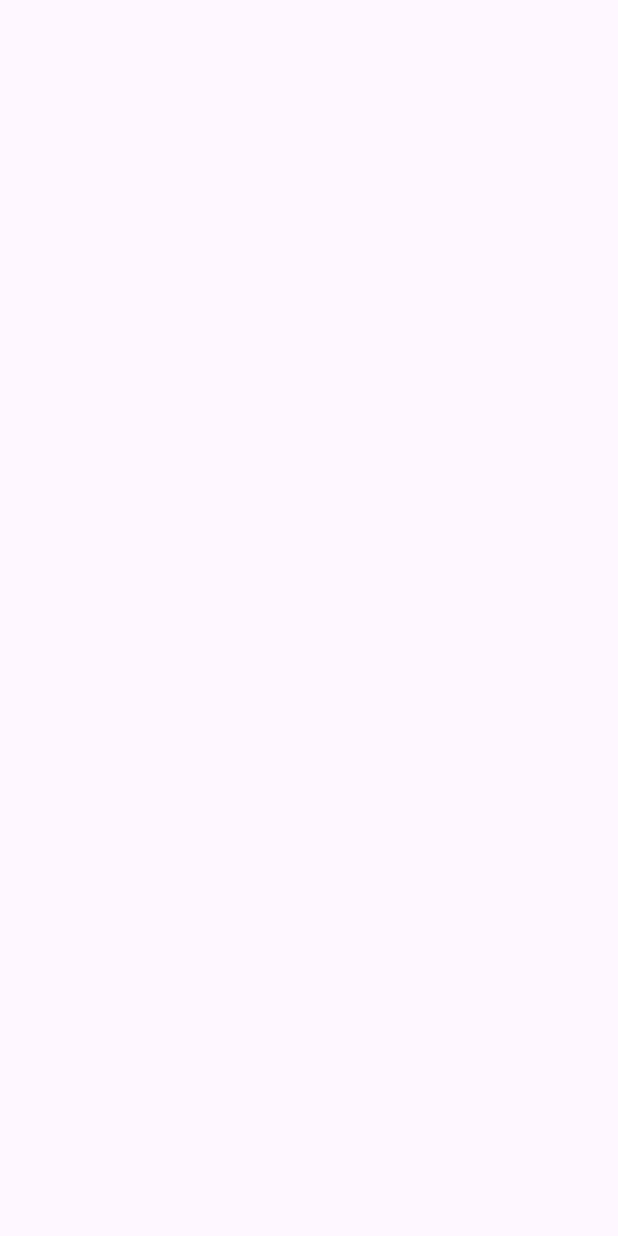
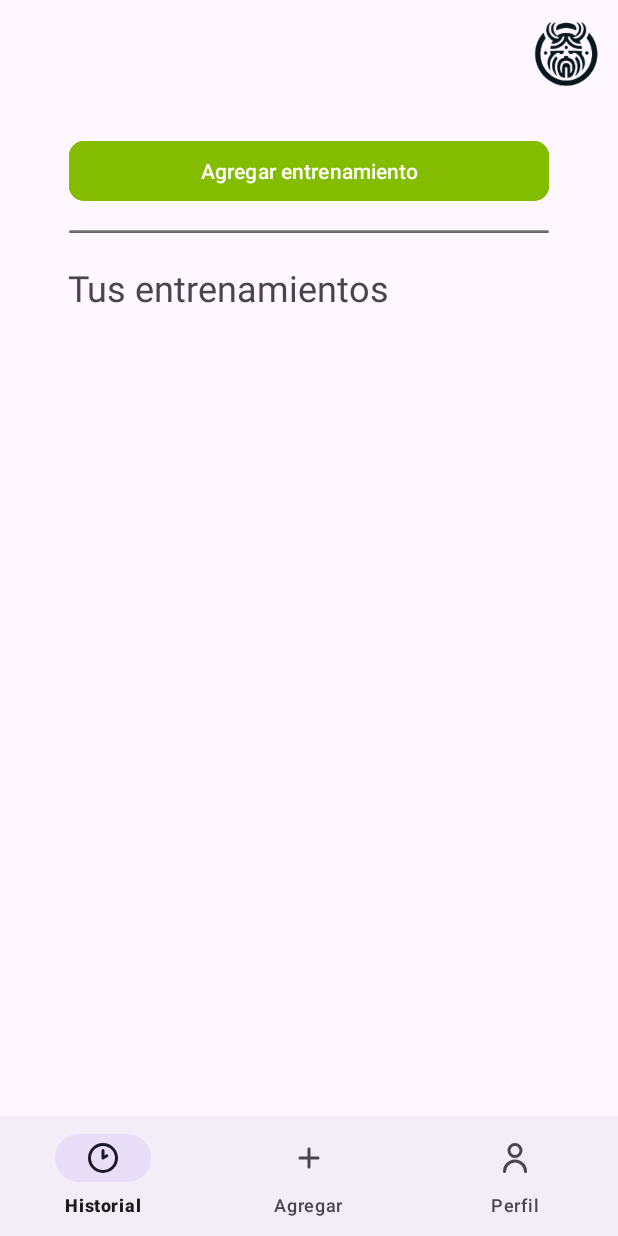
Before and after one commit to Anfeh/Idunn, an Android app: the screen it shows after launch (MainActivity before the commit, activity_agregar after it), on a phone screen of 412 x 824 dp. Before the commit the screen is empty. Run offline under Robolectric (Android 15) with nearby library versions, the phone set to English and light mode, and no system bars.

Commit message:
feat: Add bottom navigation bar

```diff
--- a/app/src/main/AndroidManifest.xml
+++ b/app/src/main/AndroidManifest.xml
@@ -13,13 +13,16 @@
         android:theme="@style/Theme.Idunn"
         tools:targetApi="31">
         <activity
+            android:name=".MainActivity"
+            android:exported="false" />
+        <activity
             android:name=".activity_registro"
             android:exported="false" />
         <activity
             android:name=".activity_login"
             android:exported="false" />
         <activity
-            android:name=".MainActivity"
+            android:name=".activity_agregar"
             android:exported="true">
             <intent-filter>
                 <action android:name="android.intent.action.MAIN" />
--- /dev/null
+++ b/app/src/main/java/com/example/idunn/Agregar.java
@@ -0,0 +1,64 @@
+package com.example.idunn;
+
+import android.os.Bundle;
+
+import androidx.fragment.app.Fragment;
+
+import android.view.LayoutInflater;
+import android.view.View;
+import android.view.ViewGroup;
+
+/**
+ * A simple {@link Fragment} subclass.
+ * Use the {@link Agregar#newInstance} factory method to
+ * create an instance of this fragment.
+ */
+public class Agregar extends Fragment {
+
+    // TODO: Rename parameter arguments, choose names that match
+    // the fragment initialization parameters, e.g. ARG_ITEM_NUMBER
+    private static final String ARG_PARAM1 = "param1";
+    private static final String ARG_PARAM2 = "param2";
+
+    // TODO: Rename and change types of parameters
+    private String mParam1;
+    private String mParam2;
+
+    public Agregar() {
+        // Required empty public constructor
+    }
+
+    /**
+     * Use this factory method to create a new instance of
+     * this fragment using the provided parameters.
+     *
+     * @param param1 Parameter 1.
+     * @param param2 Parameter 2.
+     * @return A new instance of fragment Agregar.
+     */
+    // TODO: Rename and change types and number of parameters
+    public static Agregar newInstance(String param1, String param2) {
+        Agregar fragment = new Agregar();
+        Bundle args = new Bundle();
+        args.putString(ARG_PARAM1, param1);
+        args.putString(ARG_PARAM2, param2);
+        fragment.setArguments(args);
+        return fragment;
+    }
+
+    @Override
+    public void onCreate(Bundle savedInstanceState) {
+        super.onCreate(savedInstanceState);
+        if (getArguments() != null) {
+            mParam1 = getArguments().getString(ARG_PARAM1);
+            mParam2 = getArguments().getString(ARG_PARAM2);
+        }
+    }
+
+    @Override
+    public View onCreateView(LayoutInflater inflater, ViewGroup container,
+                             Bundle savedInstanceState) {
+        // Inflate the layout for this fragment
+        return inflater.inflate(R.layout.fragment_agregar, container, false);
+    }
+}
--- /dev/null
+++ b/app/src/main/java/com/example/idunn/activity_agregar.java
@@ -0,0 +1,47 @@
+package com.example.idunn;
+
+import androidx.appcompat.app.AppCompatActivity;
+import androidx.fragment.app.Fragment;
+import androidx.fragment.app.FragmentManager;
+import androidx.fragment.app.FragmentTransaction;
+
+import android.os.Bundle;
+
+import com.example.idunn.databinding.ActivityAgregarBinding;
+import com.example.idunn.databinding.FragmentAgregarBinding;
+
+public class activity_agregar extends AppCompatActivity {
+
+    ActivityAgregarBinding binding;
+    @Override
+    protected void onCreate(Bundle savedInstanceState) {
+        super.onCreate(savedInstanceState);
+        binding = ActivityAgregarBinding.inflate(getLayoutInflater());
+        setContentView(binding.getRoot());
+        cambiarFragmento(new Agregar());
+
+
+        binding.bottomNavigationView.setOnItemSelectedListener(item ->{
+            if(item.getItemId() == R.id.historial){
+                cambiarFragmento(new Historial());
+            } else if (item.getItemId() == R.id.agregar) {
+                cambiarFragmento(new Agregar());
+            } else if (item.getItemId() == R.id.perfil) {
+                cambiarFragmento(new Perfil());
+            }
+            return true;
+        });
+    }
+
+    private void cambiarFragmento(Fragment fragment){
+        FragmentManager fragmentManager = getSupportFragmentManager();
+        FragmentTransaction fragmentTransaction = fragmentManager.beginTransaction();
+        fragmentTransaction.replace(R.id.frame_layout,fragment);
+        fragmentTransaction.commit();
+    }
+
+
+
+
+
+}
--- /dev/null
+++ b/app/src/main/res/drawable/add.xml
@@ -0,0 +1,4 @@
+<vector android:height="24dp" android:viewportHeight="24"
+    android:viewportWidth="24" android:width="24dp" xmlns:android="http://schemas.android.com/apk/res/android">
+    <path android:fillColor="#1C1C1C" android:fillType="evenOdd" android:pathData="M13,6C13,5.448 12.552,5 12,5C11.448,5 11,5.448 11,6V11H6C5.448,11 5,11.448 5,12C5,12.552 5.448,13 6,13H11V18C11,18.552 11.448,19 12,19C12.552,19 13,18.552 13,18V13H18C18.552,13 19,12.552 19,12C19,11.448 18.552,11 18,11H13V6Z"/>
+</vector>
--- /dev/null
+++ b/app/src/main/res/drawable/clock.xml
@@ -0,0 +1,7 @@
+<vector android:height="24dp" android:viewportHeight="24"
+    android:viewportWidth="24" android:width="24dp" xmlns:android="http://schemas.android.com/apk/res/android">
+    <path android:fillColor="#00000000"
+        android:pathData="M12,7V12L14.5,10.5M21,12C21,16.971 16.971,21 12,21C7.029,21 3,16.971 3,12C3,7.029 7.029,3 12,3C16.971,3 21,7.029 21,12Z"
+        android:strokeColor="#000000" android:strokeLineCap="round"
+        android:strokeLineJoin="round" android:strokeWidth="2"/>
+</vector>
--- /dev/null
+++ b/app/src/main/res/drawable/user.xml
@@ -0,0 +1,7 @@
+<vector android:height="24dp" android:viewportHeight="24"
+    android:viewportWidth="24" android:width="24dp" xmlns:android="http://schemas.android.com/apk/res/android">
+    <path android:fillColor="#00000000"
+        android:pathData="M5,21C5,17.134 8.134,14 12,14C15.866,14 19,17.134 19,21M16,7C16,9.209 14.209,11 12,11C9.791,11 8,9.209 8,7C8,4.791 9.791,3 12,3C14.209,3 16,4.791 16,7Z"
+        android:strokeColor="#000000" android:strokeLineCap="round"
+        android:strokeLineJoin="round" android:strokeWidth="2"/>
+</vector>
--- /dev/null
+++ b/app/src/main/res/layout/activity_agregar.xml
@@ -0,0 +1,33 @@
+<?xml version="1.0" encoding="utf-8"?>
+<androidx.constraintlayout.widget.ConstraintLayout xmlns:android="http://schemas.android.com/apk/res/android"
+    xmlns:app="http://schemas.android.com/apk/res-auto"
+    xmlns:tools="http://schemas.android.com/tools"
+    android:layout_width="match_parent"
+    android:layout_height="match_parent"
+    tools:context=".activity_agregar">
+
+
+
+
+
+    <FrameLayout
+        android:id="@+id/frame_layout"
+        android:layout_width="0dp"
+        android:layout_height="0dp"
+        app:layout_constraintBottom_toTopOf="@+id/bottomNavigationView"
+        app:layout_constraintEnd_toEndOf="parent"
+        app:layout_constraintStart_toStartOf="parent"
+        app:layout_constraintTop_toTopOf="parent">
+
+    </FrameLayout>
+
+    <com.google.android.material.bottomnavigation.BottomNavigationView
+        android:id="@+id/bottomNavigationView"
+        android:layout_width="0dp"
+        android:layout_height="wrap_content"
+        app:layout_constraintBottom_toBottomOf="parent"
+        app:layout_constraintEnd_toEndOf="parent"
+        app:layout_constraintStart_toStartOf="parent"
+        app:menu="@menu/bottom_nav"/>
+
+</androidx.constraintlayout.widget.ConstraintLayout>
--- /dev/null
+++ b/app/src/main/res/layout/fragment_agregar.xml
@@ -0,0 +1,54 @@
+<?xml version="1.0" encoding="utf-8"?>
+<LinearLayout xmlns:android="http://schemas.android.com/apk/res/android"
+    xmlns:app="http://schemas.android.com/apk/res-auto"
+    xmlns:tools="http://schemas.android.com/tools"
+    android:layout_width="match_parent"
+    android:layout_height="match_parent"
+    android:orientation="vertical"
+    tools:context=".Agregar">
+
+
+    <ImageView
+        android:id="@+id/imageView3"
+        android:layout_width="70dp"
+        android:layout_height="70dp"
+        android:layout_gravity="right"
+        android:src="@drawable/logoidunn" />
+
+    <Button
+        android:id="@+id/button"
+        android:layout_width="320dp"
+        android:layout_height="wrap_content"
+        android:layout_gravity="center"
+        android:layout_marginTop="20dp"
+        android:backgroundTint="@color/green"
+        android:text="Agregar entrenamiento"
+        app:cornerRadius="10dp" />
+
+    <ImageView
+        android:id="@+id/imageView4"
+        android:layout_width="320dp"
+        android:layout_gravity="center"
+        android:layout_height="2dp"
+        android:layout_marginTop="15dp"
+        android:src="@android:drawable/progress_horizontal" />
+
+    <TextView
+        android:id="@+id/textView3"
+        android:layout_width="wrap_content"
+        android:layout_height="wrap_content"
+        android:text="Tus entrenamientos"
+        android:textSize="24dp"
+        android:layout_marginLeft="45dp"
+        android:layout_marginTop="20dp"/>
+
+    <ScrollView
+        android:layout_width="match_parent"
+        android:layout_height="match_parent">
+
+        <LinearLayout
+            android:layout_width="match_parent"
+            android:layout_height="wrap_content"
+            android:orientation="vertical" />
+    </ScrollView>
+</LinearLayout>
--- /dev/null
+++ b/app/src/main/res/menu/bottom_nav.xml
@@ -0,0 +1,14 @@
+<?xml version="1.0" encoding="utf-8"?>
+<menu xmlns:app="http://schemas.android.com/apk/res-auto"
+    xmlns:android="http://schemas.android.com/apk/res/android">
+
+    <item android:title="Historial"
+        android:id="@+id/historial"
+        android:icon="@drawable/clock"/>
+    <item android:title="Agregar"
+        android:id="@+id/agregar"
+        android:icon="@drawable/add"/>
+    <item android:title="Perfil"
+        android:id="@+id/perfil"
+        android:icon="@drawable/user"/>
+</menu>
--- a/app/src/main/res/values/strings.xml
+++ b/app/src/main/res/values/strings.xml
@@ -1,3 +1,6 @@
 <resources>
     <string name="app_name">Idunn</string>
+    <!-- TODO: Remove or change this placeholder text -->
+    <string name="hello_blank_fragment">Hello blank fragment</string>
+
 </resources>
```
Also changed, not shown: app/build.gradle (+8 -0 lines), app/src/main/java/com/example/idunn/Historial.java (added, +64 -0 lines), app/src/main/java/com/example/idunn/Perfil.java (added, +64 -0 lines), app/src/main/res/layout/fragment_historial.xml (added, +14 -0 lines), app/src/main/res/layout/fragment_perfil.xml (added, +14 -0 lines).
